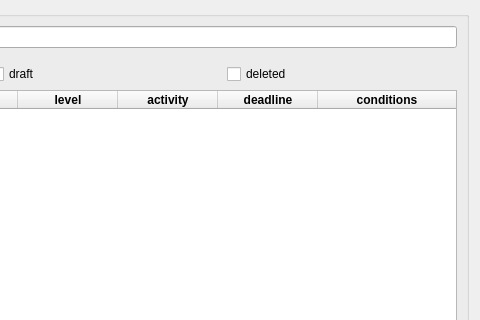
This is src/watnu/ui/task_list.ui in amogorkon/watnu as Qt 5 draws it before an edit; both pictures show x 506 to 986 and y 0 to 320 of the 986 by 548 pixel window. The edited form follows.
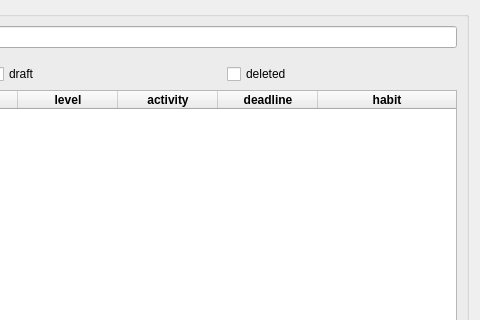
This is the edited form. Icons and pictures are not drawn.

Commit message: x_task to task_x; activity colors; habits!

What changed in the file:
```diff
--- a/src/watnu/ui/task_list.ui
+++ b/src/watnu/ui/task_list.ui
@@ -278,7 +278,7 @@
         </column>
         <column>
          <property name="text">
-          <string>conditions</string>
+          <string>habit</string>
          </property>
          <property name="font">
           <font>
```
The commit also changes 9 other files.
